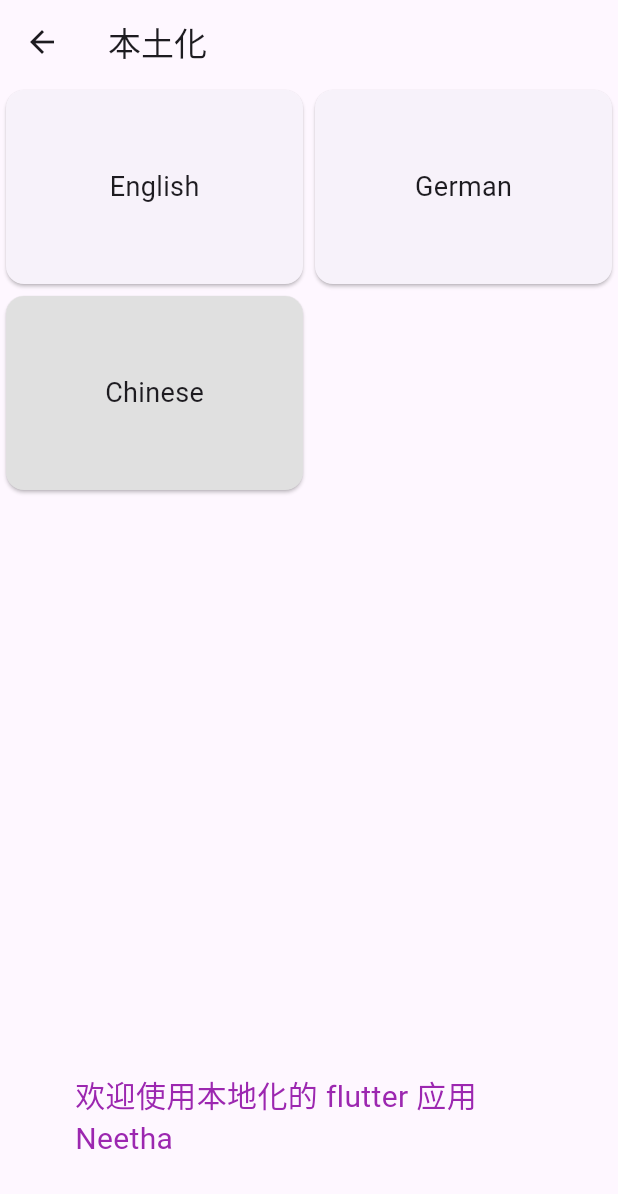
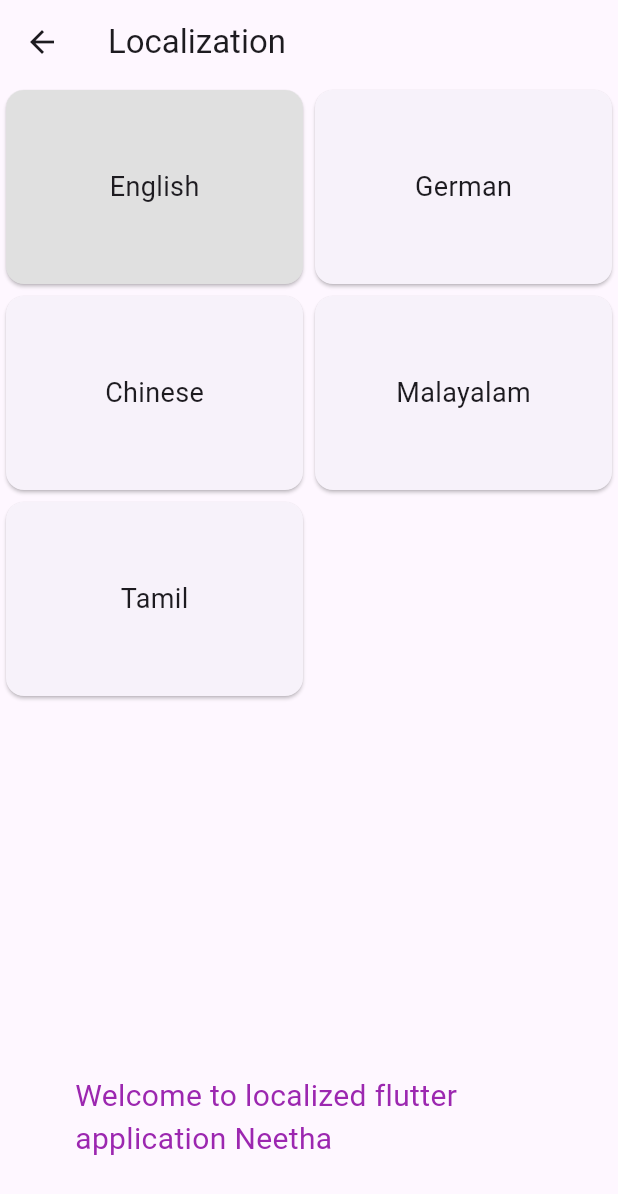
Before and after one commit to NeethaBabu/LanguageTransalation, a Flutter app: the screen it shows after launch, in the side drawer, after a tap on "language change", on a phone screen of 412 x 824 dp. Shown: the top 1194 px of the screen. Run offline on Flutter 3.47's test engine with Material 3 defaults, Android fonts, the phone set to English and light mode, and no system bars; our stand-ins replace flutter_localization.

Commit message:
Tamil Language Added

```diff
--- a/lib/localization/locales.dart
+++ b/lib/localization/locales.dart
@@ -4,7 +4,8 @@ List<MapLocale> LOCALES = [
   MapLocale("en", LocaleData.EN),
   MapLocale("de", LocaleData.DE),
   MapLocale("zh", LocaleData.ZH),
-  // MapLocale("zh", LocaleData.ML),
+  MapLocale("ml", LocaleData.ML),
+  MapLocale("ta", LocaleData.TA),
 ];
 mixin LocaleData{
   static const String title = 'title';
@@ -22,8 +23,12 @@ mixin LocaleData{
     title: '本土化',
     body:'欢迎使用本地化的 flutter 应用 %a'
   };
-  // static const Map<String,dynamic> ML={
-  //   title: 'പ്രാദേശികവൽക്കരണം',
-  //   body:'പ്രാദേശികവൽക്കരിച്ച ഫ്ലട്ടർ ആപ്ലിക്കേഷനിലേക്ക് സ്വാഗതം %a'
-  // };
+  static const Map<String,dynamic> ML={
+    title: 'പ്രാദേശികവൽക്കരണം',
+    body:'പ്രാദേശികവൽക്കരിച്ച ഫ്ലട്ടർ ആപ്ലിക്കേഷനിലേക്ക് സ്വാഗതം %a'
+  };
+  static const Map<String,dynamic> TA={
+    title: 'உள்ளூர்மயமாக்கல்',
+    body:'உள்ளூர் ஃப்ளட்டர் பயன்பாட்டிற்கு வரவேற்கிறோம் %a'
+  };
 }
--- a/lib/main.dart
+++ b/lib/main.dart
@@ -36,7 +36,7 @@ class _MyAppState extends State<MyApp> {
   }
 
   void configureLocalization() {
-    localization.init(mapLocales: LOCALES, initLanguageCode: "zh");
+    localization.init(mapLocales: LOCALES, initLanguageCode: "en");
     localization.onTranslatedLanguage = onTranslatedLanguage;
   }
   void onTranslatedLanguage(Locale?locale){
--- a/lib/pages/multilanguage.dart
+++ b/lib/pages/multilanguage.dart
@@ -15,7 +15,7 @@ class _MultiLanState extends State<MultiLan> {
   late FlutterLocalization _flutterLocalization;
   late String _currentLocale;
 
-  final List<String> languages = ['English', 'German', 'Chinese'];
+  final List<String> languages = ['English', 'German', 'Chinese','Malayalam','Tamil'];
   String selectedLanguage = 'English';
 
   @override
@@ -55,7 +55,7 @@ class _MultiLanState extends State<MultiLan> {
               )).toList(),
             ),
           ),
-          Container(
+          Container (
             padding: EdgeInsets.symmetric(horizontal: 50, vertical: 50),
             child: Text(
               context.formatString(
@@ -81,6 +81,10 @@ class _MultiLanState extends State<MultiLan> {
         return 'de';
       case 'Chinese':
         return 'zh';
+      case 'Malayalam':
+        return 'ml';
+      case 'Tamil':
+        return 'ta';
       default:
         return 'en';
     }
@@ -98,6 +102,9 @@ class _MultiLanState extends State<MultiLan> {
     else if(value == "ml"){
       _flutterLocalization.translate("ml");
     }
+    else if(value == "ta"){
+      _flutterLocalization.translate("ta");
+    }
     else {
       return;
     }
```
Also changed, not shown: lib/pages/homepage.dart (+0 -54 lines).
